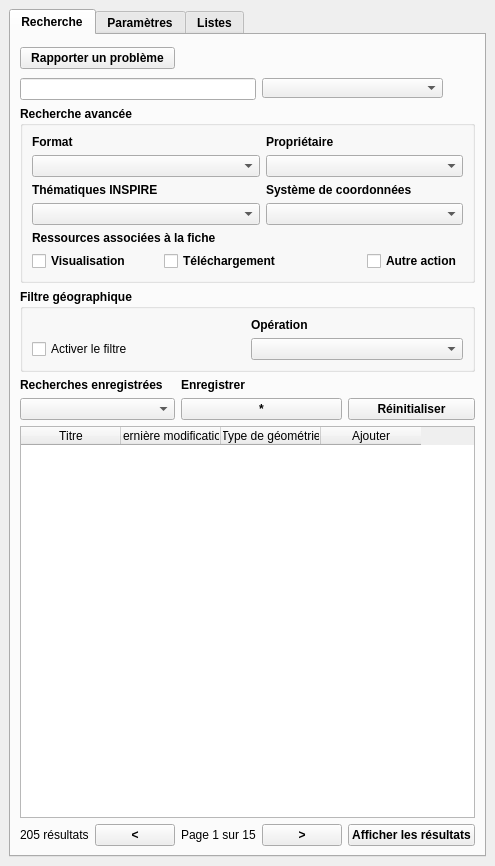
Above: isogeo_dockwidget_base.ui from isogeo/isogeo-plugin-qgis before the change. Below: the same form after it.
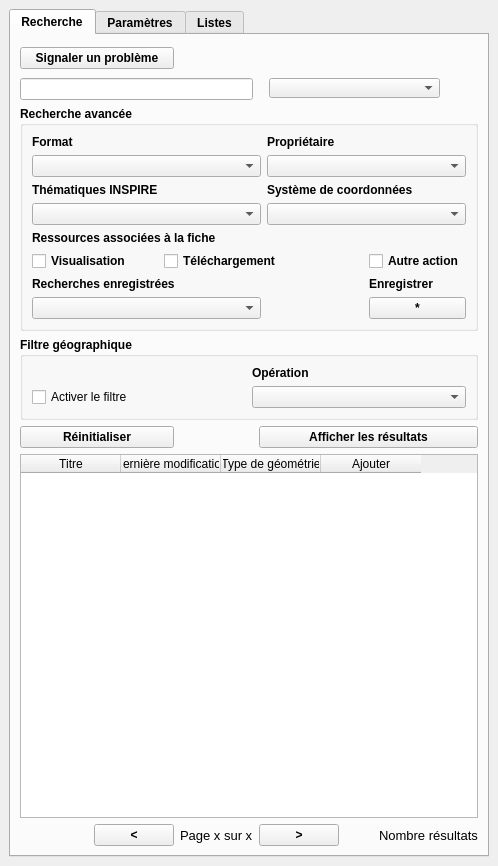
That is the form after the change. Custom widgets are drawn as their Qt base class.

```diff
--- a/isogeo_dockwidget_base.ui
+++ b/isogeo_dockwidget_base.ui
@@ -6,7 +6,7 @@
    <rect>
     <x>0</x>
     <y>0</y>
-    <width>491</width>
+    <width>492</width>
     <height>866</height>
    </rect>
   </property>
@@ -15,7 +15,7 @@
   </property>
   <widget class="QWidget" name="dockWidgetContents">
    <layout class="QGridLayout" name="gridLayout">
-    <item row="1" column="0">
+    <item row="0" column="0">
      <widget class="QTabWidget" name="tabWidget">
       <property name="font">
        <font>
@@ -34,11 +34,11 @@
         <item row="0" column="0" colspan="2">
          <widget class="QPushButton" name="report">
           <property name="text">
-           <string>Rapporter un problème</string>
+           <string>Signaler un problème</string>
           </property>
          </widget>
         </item>
-        <item row="0" column="4">
+        <item row="0" column="5">
          <spacer name="verticalSpacer">
           <property name="orientation">
            <enum>Qt::Vertical</enum>
@@ -54,31 +54,7 @@
           </property>
          </spacer>
         </item>
-        <item row="1" column="0" colspan="3">
-         <widget class="QLineEdit" name="text_input">
-          <property name="inputMask">
-           <string/>
-          </property>
-          <property name="text">
-           <string/>
-          </property>
-         </widget>
-        </item>
-        <item row="1" column="3" colspan="2">
-         <widget class="QWidget" name="widget" native="true">
-          <widget class="QComboBox" name="keywords">
-           <property name="geometry">
-            <rect>
-             <x>0</x>
-             <y>0</y>
-             <width>181</width>
-             <height>20</height>
-            </rect>
-           </property>
-          </widget>
-         </widget>
-        </item>
-        <item row="2" column="0" colspan="5">
+        <item row="2" column="0" colspan="6">
          <widget class="QgsCollapsibleGroupBox" name="filters_box">
           <property name="font">
            <font>
@@ -96,20 +72,6 @@
            <bool>true</bool>
           </property>
           <layout class="QGridLayout" name="gridLayout_2">
-           <item row="0" column="2">
-            <widget class="QLabel" name="label_3">
-             <property name="font">
-              <font>
-               <weight>75</weight>
-               <italic>false</italic>
-               <bold>true</bold>
-              </font>
-             </property>
-             <property name="text">
-              <string>Propriétaire</string>
-             </property>
-            </widget>
-           </item>
            <item row="0" column="0">
             <widget class="QLabel" name="label_2">
              <property name="font">
@@ -124,14 +86,115 @@
              </property>
             </widget>
            </item>
-           <item row="6" column="0">
-            <widget class="QCheckBox" name="checkBox">
+           <item row="0" column="2">
+            <widget class="QLabel" name="label_3">
+             <property name="font">
+              <font>
+               <weight>75</weight>
+               <italic>false</italic>
+               <bold>true</bold>
+              </font>
+             </property>
              <property name="text">
-              <string>Visualisation</string>
+              <string>Propriétaire</string>
              </property>
             </widget>
            </item>
-           <item row="4" column="2" colspan="2">
+           <item row="1" column="0" colspan="2">
+            <widget class="QComboBox" name="format">
+             <property name="sizePolicy">
+              <sizepolicy hsizetype="Preferred" vsizetype="Fixed">
+               <horstretch>0</horstretch>
+               <verstretch>0</verstretch>
+              </sizepolicy>
+             </property>
+             <property name="minimumSize">
+              <size>
+               <width>30</width>
+               <height>0</height>
+              </size>
+             </property>
+             <property name="maximumSize">
+              <size>
+               <width>300</width>
+               <height>16777215</height>
+              </size>
+             </property>
+            </widget>
+           </item>
+           <item row="1" column="2" colspan="2">
+            <widget class="QComboBox" name="owner">
+             <property name="sizePolicy">
+              <sizepolicy hsizetype="Preferred" vsizetype="Fixed">
+               <horstretch>0</horstretch>
+               <verstretch>0</verstretch>
+              </sizepolicy>
+             </property>
+             <property name="minimumSize">
+              <size>
+               <width>30</width>
+               <height>0</height>
+              </size>
+             </property>
+             <property name="maximumSize">
+              <size>
+               <width>300</width>
+               <height>16777215</height>
+              </size>
+             </property>
+            </widget>
+           </item>
+           <item row="2" column="0">
+            <widget class="QLabel" name="label_4">
+             <property name="font">
+              <font>
+               <weight>75</weight>
+               <italic>false</italic>
+               <bold>true</bold>
+              </font>
+             </property>
+             <property name="text">
+              <string>Thématiques INSPIRE</string>
+             </property>
+            </widget>
+           </item>
+           <item row="2" column="2" colspan="2">
+            <widget class="QLabel" name="label_5">
+             <property name="font">
+              <font>
+               <weight>75</weight>
+               <italic>false</italic>
+               <bold>true</bold>
+              </font>
+             </property>
+             <property name="text">
+              <string>Système de coordonnées</string>
+             </property>
+            </widget>
+           </item>
+           <item row="3" column="0" colspan="2">
+            <widget class="QComboBox" name="inspire">
+             <property name="sizePolicy">
+              <sizepolicy hsizetype="Preferred" vsizetype="Fixed">
+               <horstretch>0</horstretch>
+               <verstretch>0</verstretch>
+              </sizepolicy>
+             </property>
+             <property name="minimumSize">
+              <size>
+               <width>30</width>
+               <height>0</height>
+              </size>
+             </property>
+             <property name="maximumSize">
+              <size>
+               <width>300</width>
+               <height>16777215</height>
+              </size>
+             </property>
+            </widget>
+           </item>
+           <item row="3" column="2" colspan="2">
             <widget class="QComboBox" name="sys_coord">
              <property name="sizePolicy">
               <sizepolicy hsizetype="Preferred" vsizetype="Fixed">
@@ -153,7 +216,7 @@
              </property>
             </widget>
            </item>
-           <item row="5" column="0" colspan="3">
+           <item row="4" column="0" colspan="3">
             <widget class="QLabel" name="label_6">
              <property name="font">
               <font>
@@ -167,118 +230,67 @@
              </property>
             </widget>
            </item>
-           <item row="4" column="0" colspan="2">
-            <widget class="QComboBox" name="inspire">
-             <property name="sizePolicy">
-              <sizepolicy hsizetype="Preferred" vsizetype="Fixed">
-               <horstretch>0</horstretch>
-               <verstretch>0</verstretch>
-              </sizepolicy>
-             </property>
-             <property name="minimumSize">
-              <size>
-               <width>30</width>
-               <height>0</height>
-              </size>
-             </property>
-             <property name="maximumSize">
-              <size>
-               <width>300</width>
-               <height>16777215</height>
-              </size>
+           <item row="5" column="0">
+            <widget class="QCheckBox" name="checkBox">
+             <property name="text">
+              <string>Visualisation</string>
              </property>
             </widget>
            </item>
-           <item row="6" column="1" colspan="2">
+           <item row="5" column="1" colspan="2">
             <widget class="QCheckBox" name="checkBox_2">
              <property name="text">
               <string>Téléchargement</string>
              </property>
             </widget>
            </item>
-           <item row="3" column="2" colspan="2">
-            <widget class="QLabel" name="label_5">
-             <property name="font">
-              <font>
-               <weight>75</weight>
-               <italic>false</italic>
-               <bold>true</bold>
-              </font>
-             </property>
-             <property name="text">
-              <string>Système de coordonnées</string>
-             </property>
-            </widget>
-           </item>
-           <item row="3" column="0">
-            <widget class="QLabel" name="label_4">
-             <property name="font">
-              <font>
-               <weight>75</weight>
-               <italic>false</italic>
-               <bold>true</bold>
-              </font>
-             </property>
-             <property name="text">
-              <string>Thématiques INSPIRE</string>
-             </property>
-            </widget>
-           </item>
-           <item row="6" column="3">
+           <item row="5" column="3">
             <widget class="QCheckBox" name="checkBox_3">
              <property name="text">
               <string>Autre action</string>
              </property>
             </widget>
            </item>
-           <item row="1" column="0" colspan="2">
-            <widget class="QComboBox" name="format">
-             <property name="sizePolicy">
-              <sizepolicy hsizetype="Preferred" vsizetype="Fixed">
-               <horstretch>0</horstretch>
-               <verstretch>0</verstretch>
-              </sizepolicy>
+           <item row="6" column="0" colspan="2">
+            <widget class="QLabel" name="label">
+             <property name="font">
+              <font>
+               <weight>75</weight>
+               <bold>true</bold>
+              </font>
              </property>
-             <property name="minimumSize">
-              <size>
-               <width>30</width>
-               <height>0</height>
-              </size>
+             <property name="text">
+              <string>Recherches enregistrées</string>
              </property>
-             <property name="maximumSize">
-              <size>
-               <width>300</width>
-               <height>16777215</height>
-              </size>
-             </property>
             </widget>
            </item>
-           <item row="1" column="2" colspan="2">
-            <widget class="QComboBox" name="owner">
-             <property name="sizePolicy">
-              <sizepolicy hsizetype="Preferred" vsizetype="Fixed">
-               <horstretch>0</horstretch>
-               <verstretch>0</verstretch>
-              </sizepolicy>
+           <item row="6" column="3">
+            <widget class="QLabel" name="label_9">
+             <property name="font">
+              <font>
+               <weight>75</weight>
+               <bold>true</bold>
+              </font>
              </property>
-             <property name="minimumSize">
-              <size>
-               <width>30</width>
-               <height>0</height>
-              </size>
+             <property name="text">
+              <string>Enregistrer</string>
              </property>
-             <property name="maximumSize">
-              <size>
-               <width>300</width>
-               <height>16777215</height>
-              </size>
+            </widget>
+           </item>
+           <item row="7" column="0" colspan="2">
+            <widget class="QComboBox" name="favorite_combo"/>
+           </item>
+           <item row="7" column="3">
+            <widget class="QPushButton" name="save_favorite">
+             <property name="text">
+              <string>*</string>
              </property>
             </widget>
            </item>
           </layout>
          </widget>
         </item>
-        <item row="3" column="0" colspan="5">
+        <item row="3" column="0" colspan="6">
          <widget class="QgsCollapsibleGroupBox" name="geofilter_box">
           <property name="font">
            <font>
@@ -326,49 +338,20 @@
          </widget>
         </item>
         <item row="4" column="0" colspan="2">
-         <widget class="QLabel" name="label">
-          <property name="font">
-           <font>
-            <weight>75</weight>
-            <bold>true</bold>
-           </font>
-          </property>
-          <property name="text">
-           <string>Recherches enregistrées</string>
-          </property>
-         </widget>
-        </item>
-        <item row="4" column="2" colspan="2">
-         <widget class="QLabel" name="label_9">
-          <property name="font">
-           <font>
-            <weight>75</weight>
-            <bold>true</bold>
-           </font>
-          </property>
-          <property name="text">
-           <string>Enregistrer</string>
-          </property>
-         </widget>
-        </item>
-        <item row="5" column="0" colspan="2">
-         <widget class="QComboBox" name="favorite_combo"/>
-        </item>
-        <item row="5" column="2" colspan="2">
-         <widget class="QPushButton" name="save_favorite">
-          <property name="text">
-           <string>*</string>
-          </property>
-         </widget>
-        </item>
-        <item row="5" column="4">
          <widget class="QPushButton" name="initialize">
           <property name="text">
            <string>Réinitialiser</string>
           </property>
          </widget>
         </item>
-        <item row="6" column="0" colspan="5">
+        <item row="4" column="3" colspan="3">
+         <widget class="QPushButton" name="show_button">
+          <property name="text">
+           <string>Afficher les résultats</string>
+          </property>
+         </widget>
+        </item>
+        <item row="5" column="0" colspan="6">
          <widget class="QTableWidget" name="resultats">
           <property name="editTriggers">
            <set>QAbstractItemView::NoEditTriggers</set>
@@ -398,50 +381,107 @@
           </column>
          </widget>
         </item>
-        <item row="7" column="0">
-         <widget class="QLabel" name="nbresultat">
-          <property name="font">
-           <font>
-            <weight>50</weight>
-            <bold>false</bold>
-           </font>
+        <item row="6" column="0">
+         <spacer name="horizontalSpacer">
+          <property name="orientation">
+           <enum>Qt::Horizontal</enum>
           </property>
-          <property name="text">
-           <string>205 résultats</string>
+          <property name="sizeType">
+           <enum>QSizePolicy::Fixed</enum>
           </property>
-         </widget>
+          <property name="sizeHint" stdset="0">
+           <size>
+            <width>68</width>
+            <height>20</height>
+           </size>
+          </property>
+         </spacer>
         </item>
-        <item row="7" column="1">
+        <item row="6" column="1">
          <widget class="QPushButton" name="previous">
+          <property name="sizePolicy">
+           <sizepolicy hsizetype="Fixed" vsizetype="Fixed">
+            <horstretch>0</horstretch>
+            <verstretch>0</verstretch>
+           </sizepolicy>
+          </property>
           <property name="text">
            <string>&lt;</string>
           </property>
          </widget>
         </item>
-        <item row="7" column="2">
+        <item row="6" column="2">
          <widget class="QLabel" name="paging">
           <property name="font">
            <font>
+            <pointsize>10</pointsize>
             <weight>50</weight>
             <bold>false</bold>
            </font>
           </property>
           <property name="text">
-           <string>Page 1 sur 15</string>
+           <string>Page x sur x</string>
           </property>
          </widget>
         </item>
-        <item row="7" column="3">
+        <item row="6" column="3">
          <widget class="QPushButton" name="next">
           <property name="text">
            <string>&gt;</string>
           </property>
          </widget>
         </item>
-        <item row="7" column="4">
-         <widget class="QPushButton" name="show_button">
+        <item row="6" column="4">
+         <spacer name="horizontalSpacer_2">
+          <property name="orientation">
+           <enum>Qt::Horizontal</enum>
+          </property>
+          <property name="sizeType">
+           <enum>QSizePolicy::Fixed</enum>
+          </property>
+          <property name="sizeHint" stdset="0">
+           <size>
+            <width>28</width>
+            <height>20</height>
+           </size>
+          </property>
+         </spacer>
+        </item>
+        <item row="6" column="5">
+         <widget class="QLabel" name="nbresultat">
+          <property name="font">
+           <font>
+            <pointsize>10</pointsize>
+            <weight>50</weight>
+            <bold>false</bold>
+           </font>
+          </property>
           <property name="text">
-           <string>Afficher les résultats</string>
+           <string>Nombre résultats</string>
+          </property>
+         </widget>
+        </item>
+        <item row="1" column="3" colspan="3">
+         <widget class="QWidget" name="widget" native="true">
+          <widget class="QComboBox" name="keywords">
+           <property name="geometry">
+            <rect>
+             <x>10</x>
+             <y>0</y>
+             <width>171</width>
+             <height>20</height>
+            </rect>
+           </property>
+          </widget>
+         </widget>
+        </item>
+        <item row="1" column="0" colspan="3">
+         <widget class="QLineEdit" name="text_input">
+          <property name="inputMask">
+           <string/>
+          </property>
+          <property name="text">
+           <string/>
           </property>
          </widget>
         </item>
```
